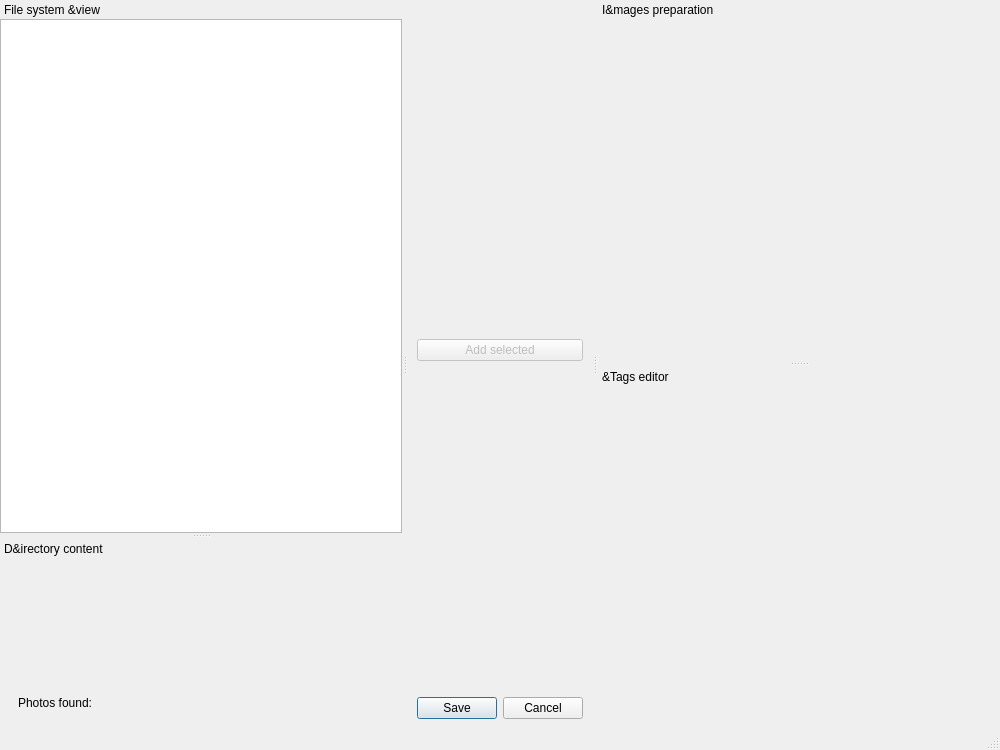
Old version of the form src/gui/desktop/ui/photos_add_dialog.ui in the repository Kicer86/photobroom.
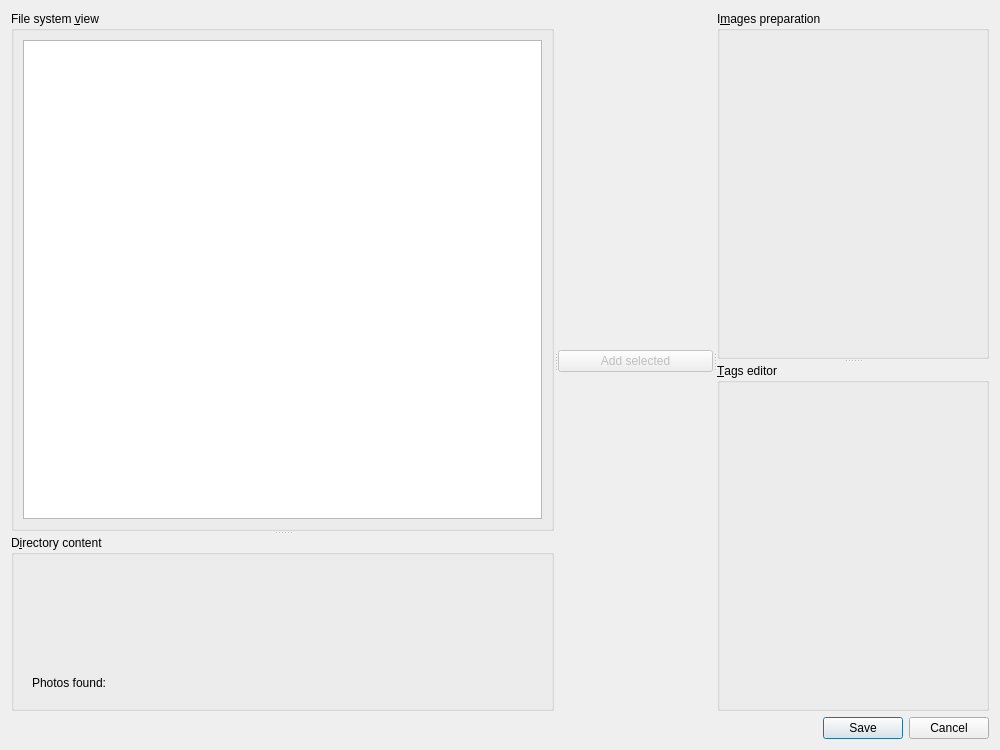
New version of the form. Icons and pictures are not drawn. Custom widgets are drawn as their Qt base class.

Commit message: gui: ui: converting PhotosAddDialog into QDialog

Diff of the .ui file:
```diff
--- a/src/gui/desktop/ui/photos_add_dialog.ui
+++ b/src/gui/desktop/ui/photos_add_dialog.ui
@@ -1,7 +1,7 @@
 <?xml version="1.0" encoding="UTF-8"?>
 <ui version="4.0">
  <class>PhotosAddDialog</class>
- <widget class="QMainWindow" name="PhotosAddDialog">
+ <widget class="QDialog" name="PhotosAddDialog">
   <property name="geometry">
    <rect>
     <x>0</x>
@@ -17,106 +17,60 @@
    <iconset resource="../images.qrc">
     <normaloff>:/gui/main-ico.svg</normaloff>:/gui/main-ico.svg</iconset>
   </property>
-  <property name="dockOptions">
-   <set>QMainWindow::AllowNestedDocks|QMainWindow::AnimatedDocks</set>
-  </property>
-  <widget class="QWidget" name="centralwidget">
-   <property name="sizePolicy">
-    <sizepolicy hsizetype="Fixed" vsizetype="Preferred">
-     <horstretch>0</horstretch>
-     <verstretch>0</verstretch>
-    </sizepolicy>
-   </property>
    <layout class="QVBoxLayout" name="verticalLayout">
     <item>
-     <spacer name="verticalSpacer">
+    <widget class="QSplitter" name="splitter_3">
       <property name="orientation">
-       <enum>Qt::Vertical</enum>
-      </property>
-      <property name="sizeHint" stdset="0">
-       <size>
-        <width>20</width>
-        <height>320</height>
-       </size>
-      </property>
-     </spacer>
-    </item>
+      <enum>Qt::Horizontal</enum>
+     </property>
+     <widget class="QWidget" name="leftPanelWidget" native="true">
+      <layout class="QVBoxLayout" name="verticalLayout_4">
     <item>
-     <widget class="QPushButton" name="addSelectionButton">
-      <property name="enabled">
-       <bool>false</bool>
-      </property>
-      <property name="text">
-       <string>Add selected</string>
-      </property>
-     </widget>
-    </item>
-    <item>
-     <spacer name="verticalSpacer_2">
+        <widget class="QSplitter" name="splitter">
       <property name="orientation">
        <enum>Qt::Vertical</enum>
       </property>
-      <property name="sizeHint" stdset="0">
-       <size>
-        <width>20</width>
-        <height>320</height>
-       </size>
-      </property>
-     </spacer>
-    </item>
-    <item>
-     <widget class="QDialogButtonBox" name="buttonBox">
-      <property name="standardButtons">
-       <set>QDialogButtonBox::Cancel|QDialogButtonBox::Save</set>
-      </property>
-     </widget>
-    </item>
-   </layout>
-  </widget>
-  <widget class="QStatusBar" name="statusbar"/>
-  <widget class="QDockWidget" name="browseTreeDock">
-   <property name="features">
-    <set>QDockWidget::DockWidgetMovable</set>
-   </property>
-   <property name="allowedAreas">
-    <set>Qt::LeftDockWidgetArea</set>
-   </property>
-   <property name="windowTitle">
+         <widget class="QGroupBox" name="groupBox">
+          <property name="sizePolicy">
+           <sizepolicy hsizetype="Expanding" vsizetype="Expanding">
+            <horstretch>0</horstretch>
+            <verstretch>0</verstretch>
+           </sizepolicy>
+          </property>
+          <property name="title">
     <string>File system &amp;view</string>
    </property>
-   <attribute name="dockWidgetArea">
-    <number>1</number>
-   </attribute>
+          <layout class="QVBoxLayout" name="verticalLayout_2">
+           <item>
    <widget class="QTreeView" name="browseTree">
     <layout class="QHBoxLayout" name="horizontalLayout"/>
    </widget>
-  </widget>
-  <widget class="QDockWidget" name="browseListDock">
-   <property name="features">
-    <set>QDockWidget::DockWidgetMovable</set>
-   </property>
-   <property name="allowedAreas">
-    <set>Qt::LeftDockWidgetArea</set>
-   </property>
-   <property name="windowTitle">
+           </item>
+          </layout>
+         </widget>
+         <widget class="QGroupBox" name="groupBox_2">
+          <property name="sizePolicy">
+           <sizepolicy hsizetype="Expanding" vsizetype="Expanding">
+            <horstretch>0</horstretch>
+            <verstretch>0</verstretch>
+           </sizepolicy>
+          </property>
+          <property name="title">
     <string>D&amp;irectory content</string>
    </property>
-   <attribute name="dockWidgetArea">
-    <number>1</number>
-   </attribute>
-   <widget class="QWidget" name="widget">
-    <layout class="QVBoxLayout" name="verticalLayout_2">
+          <layout class="QVBoxLayout" name="verticalLayout_3">
      <item>
-      <widget class="ImagesTreeView" name="browseList" native="true"/>
+            <widget class="ImagesTreeView" name="browseList" native="true">
+             <property name="sizePolicy">
+              <sizepolicy hsizetype="Expanding" vsizetype="Expanding">
+               <horstretch>0</horstretch>
+               <verstretch>0</verstretch>
+              </sizepolicy>
+             </property>
+            </widget>
      </item>
      <item>
       <widget class="QWidget" name="loadWidget" native="true">
-       <property name="sizePolicy">
-        <sizepolicy hsizetype="Preferred" vsizetype="Fixed">
-         <horstretch>0</horstretch>
-         <verstretch>0</verstretch>
-        </sizepolicy>
-       </property>
        <property name="visible">
         <bool>false</bool>
        </property>
@@ -129,14 +83,7 @@
          </widget>
         </item>
         <item>
-         <widget class="QLabel" name="loadProgressValue">
-          <property name="sizePolicy">
-           <sizepolicy hsizetype="Preferred" vsizetype="Preferred">
-            <horstretch>1</horstretch>
-            <verstretch>0</verstretch>
-           </sizepolicy>
-          </property>
-         </widget>
+               <widget class="QLabel" name="loadProgressValue"/>
         </item>
        </layout>
       </widget>
@@ -144,36 +91,78 @@
     </layout>
    </widget>
   </widget>
-  <widget class="QDockWidget" name="photosViewDock">
-   <property name="features">
-    <set>QDockWidget::DockWidgetMovable</set>
-   </property>
-   <property name="allowedAreas">
-    <set>Qt::RightDockWidgetArea</set>
-   </property>
-   <property name="windowTitle">
+       </item>
+      </layout>
+     </widget>
+     <widget class="QWidget" name="centralPanelWidget" native="true">
+      <layout class="QVBoxLayout" name="verticalLayout_8">
+       <item>
+        <widget class="QPushButton" name="addSelectionButton">
+         <property name="enabled">
+          <bool>false</bool>
+         </property>
+         <property name="text">
+          <string>Add selected</string>
+         </property>
+        </widget>
+       </item>
+      </layout>
+     </widget>
+     <widget class="QWidget" name="rightPanelWidget" native="true">
+      <layout class="QVBoxLayout" name="verticalLayout_5">
+       <item>
+        <widget class="QSplitter" name="splitter_2">
+         <property name="orientation">
+          <enum>Qt::Vertical</enum>
+         </property>
+         <widget class="QGroupBox" name="groupBox_3">
+          <property name="title">
     <string>I&amp;mages preparation</string>
    </property>
-   <attribute name="dockWidgetArea">
-    <number>2</number>
-   </attribute>
-   <widget class="ImagesTreeView" name="photosView"/>
-  </widget>
-  <widget class="QDockWidget" name="tagsEditorDock">
-   <property name="features">
-    <set>QDockWidget::DockWidgetMovable</set>
-   </property>
-   <property name="allowedAreas">
-    <set>Qt::RightDockWidgetArea</set>
-   </property>
-   <property name="windowTitle">
+          <layout class="QVBoxLayout" name="verticalLayout_7">
+           <item>
+            <widget class="ImagesTreeView" name="photosView" native="true">
+             <property name="sizePolicy">
+              <sizepolicy hsizetype="Expanding" vsizetype="Expanding">
+               <horstretch>0</horstretch>
+               <verstretch>0</verstretch>
+              </sizepolicy>
+             </property>
+            </widget>
+           </item>
+          </layout>
+         </widget>
+         <widget class="QGroupBox" name="groupBox_4">
+          <property name="title">
     <string>&amp;Tags editor</string>
    </property>
-   <attribute name="dockWidgetArea">
-    <number>2</number>
-   </attribute>
-   <widget class="TagEditorWidget" name="tagsEditor"/>
-  </widget>
+          <layout class="QVBoxLayout" name="verticalLayout_6">
+           <item>
+            <widget class="TagEditorWidget" name="tagsEditor" native="true">
+             <property name="sizePolicy">
+              <sizepolicy hsizetype="Expanding" vsizetype="Expanding">
+               <horstretch>0</horstretch>
+               <verstretch>0</verstretch>
+              </sizepolicy>
+             </property>
+            </widget>
+           </item>
+          </layout>
+         </widget>
+        </widget>
+       </item>
+      </layout>
+     </widget>
+    </widget>
+   </item>
+   <item>
+    <widget class="QDialogButtonBox" name="buttonBox">
+     <property name="standardButtons">
+      <set>QDialogButtonBox::Cancel|QDialogButtonBox::Save</set>
+     </property>
+    </widget>
+   </item>
+  </layout>
  </widget>
  <customwidgets>
   <customwidget>
```
Lines whose indentation alone changed are shown as unchanged. The commit also changes 2 other files.
